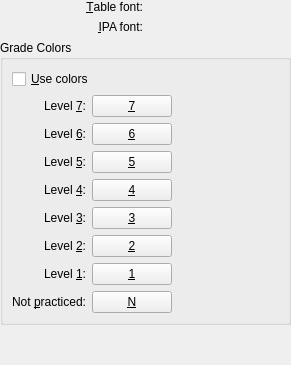
This is src/settings/viewoptionsbase.ui in KDE/parley as Qt 5 draws it before an edit. The edited form follows.
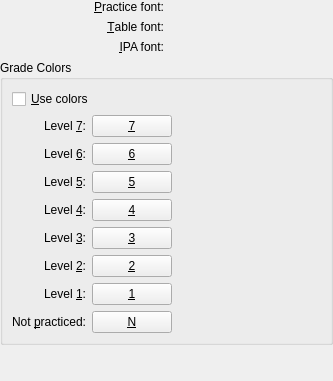
This is the edited form. Custom widgets are drawn as their Qt base class.

Commit message: Add setting for font for practice.

```diff
--- a/src/settings/viewoptionsbase.ui
+++ b/src/settings/viewoptionsbase.ui
@@ -1,12 +1,12 @@
 <ui version="4.0" >
  <class>ViewOptionsBase</class>
- <widget class="QWidget" name="ViewOptionsBase" >
-  <property name="geometry" >
+ <widget class="QWidget" name="ViewOptionsBase">
+  <property name="geometry">
    <rect>
     <x>0</x>
     <y>0</y>
-    <width>291</width>
-    <height>365</height>
+    <width>333</width>
+    <height>381</height>
    </rect>
   </property>
   <layout class="QGridLayout" >
@@ -40,16 +40,16 @@
      <property name="spacing" >
       <number>6</number>
      </property>
-     <item row="1" column="1" >
-      <widget class="KFontRequester" name="kcfg_IPAFont" >
-       <property name="whatsThis" >
+     <item row="2" column="1">
+      <widget class="KFontRequester" name="kcfg_IPAFont">
+       <property name="whatsThis">
         <string>Specify which font to use for displaying pronunciations using phonetic symbols.</string>
        </property>
       </widget>
      </item>
-     <item row="1" column="0" >
-      <widget class="QLabel" name="IPAFontLabel" >
-       <property name="text" >
+     <item row="2" column="0">
+      <widget class="QLabel" name="IPAFontLabel">
+       <property name="text">
         <string>&amp;IPA font:</string>
        </property>
        <property name="alignment" >
@@ -60,9 +60,38 @@
        </property>
       </widget>
      </item>
-     <item row="0" column="0" >
-      <widget class="QLabel" name="TableFontLabel" >
-       <property name="text" >
+     <item row="0" column="1">
+      <widget class="KFontRequester" name="kcfg_PracticeFont">
+       <property name="whatsThis">
+        <string>Specify which font to use for editing of the main table.</string>
+       </property>
+       <property name="font">
+        <font>
+         <family>Sans Serif</family>
+         <pointsize>12</pointsize>
+         <weight>50</weight>
+         <italic>false</italic>
+         <bold>false</bold>
+        </font>
+       </property>
+      </widget>
+     </item>
+     <item row="0" column="0">
+      <widget class="QLabel" name="PracticeFontLabel">
+       <property name="text">
+        <string>&amp;Practice font:</string>
+       </property>
+       <property name="alignment">
+        <set>Qt::AlignRight|Qt::AlignTrailing|Qt::AlignVCenter</set>
+       </property>
+       <property name="buddy">
+        <cstring>kcfg_PracticeFont</cstring>
+       </property>
+      </widget>
+     </item>
+     <item row="1" column="0">
+      <widget class="QLabel" name="TableFontLabel">
+       <property name="text">
         <string>&amp;Table font:</string>
        </property>
        <property name="alignment" >
@@ -73,9 +102,9 @@
        </property>
       </widget>
      </item>
-     <item row="0" column="1" >
-      <widget class="KFontRequester" name="kcfg_TableFont" >
-       <property name="whatsThis" >
+     <item row="1" column="1">
+      <widget class="KFontRequester" name="kcfg_TableFont">
+       <property name="whatsThis">
         <string>Specify which font to use for editing of the main table.</string>
        </property>
       </widget>
@@ -146,6 +175,9 @@
         <property name="shortcut" >
          <string>Alt+7</string>
         </property>
+        <property name="flat">
+         <bool>false</bool>
+        </property>
        </widget>
       </item>
       <item row="2" column="0" >
@@ -444,17 +476,17 @@
    </item>
   </layout>
  </widget>
-  <customwidgets>
-  <customwidget>
-   <class>KColorButton</class>
-   <extends>QPushButton</extends>
-   <header>kcolorbutton.h</header>
-  </customwidget>
+ <customwidgets>
   <customwidget>
    <class>KFontRequester</class>
    <extends>QWidget</extends>
    <header>kfontrequester.h</header>
   </customwidget>
+  <customwidget>
+   <class>KColorButton</class>
+   <extends>QPushButton</extends>
+   <header>kcolorbutton.h</header>
+  </customwidget>
  </customwidgets>
  <tabstops>
   <tabstop>kcfg_UseGradeColors</tabstop>
```
Left out of the diff: 301 changed lines with no effect on the pictures. The commit also changes 2 other files.
